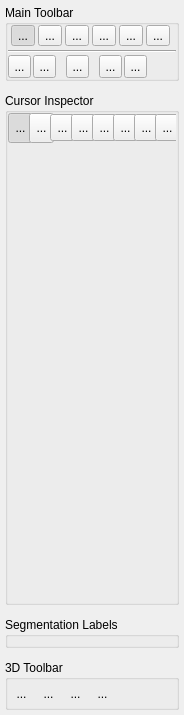
Old version of the form GUI/Qt/Windows/MainControlPanel.ui in the repository pyushkevich/itksnap.
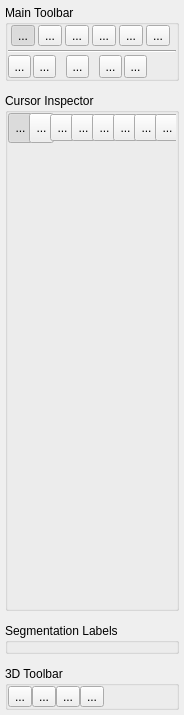
New version of the form. Icons and pictures are not drawn. Custom widgets are drawn as their Qt base class.

Commit message: Fixed 3D tools that were broken by switch to VTK9

```diff
--- a/GUI/Qt/Windows/MainControlPanel.ui
+++ b/GUI/Qt/Windows/MainControlPanel.ui
@@ -899,26 +899,7 @@
       <item>
        <widget class="QGroupBox" name="grpToolbox3D">
         <property name="styleSheet">
-         <string notr="true">QToolButton { 
-    border: 1px solid rgba(255, 255, 255, 0);
-    border-radius: 3px;
-    padding: 0px;
-    margin: 0px;
-    height: 22px;
-    width: 22px;
-    icon-size: 24px;
-}
-
-QToolButton:hover { 
-    border-color: #8f8f91;
-    background-color: qlineargradient(x1: 0, y1: 0, x2: 0, y2: 1,
-                                      stop: 0 #f6f7fa, stop: 1 #dadbde);
-}
-
-QToolButton:checked {
-    border-color: #8f8f91;
-    background-color: #bbbbbb;
-}</string>
+         <string notr="true"/>
         </property>
         <property name="title">
          <string>3D Toolbar</string>
```
Left out of the diff: 4 changed lines with no effect on the pictures. The commit also changes 7 other files.
